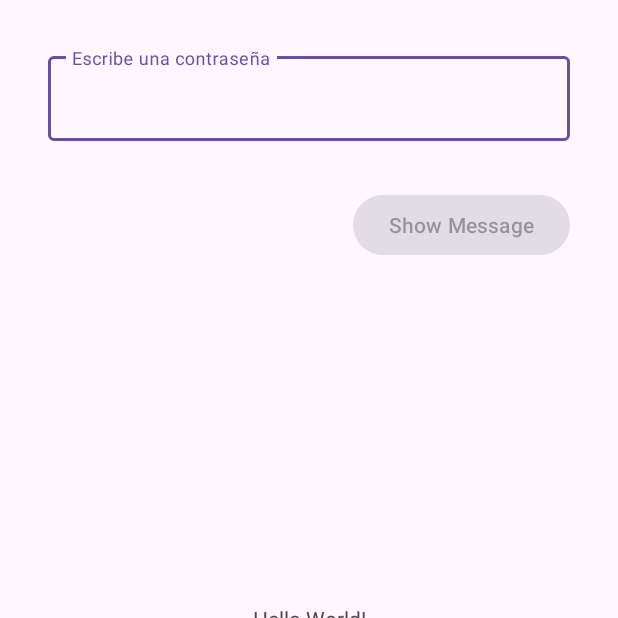
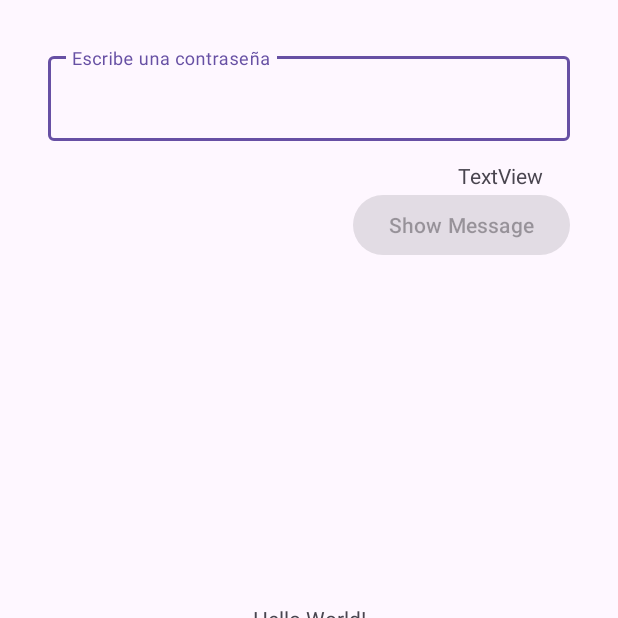
Before and after one commit to JossefaRodriguez/DesafioLogin, an Android app: the screen it shows after launch (MainActivity), on a phone screen of 412 x 824 dp, the top half of it. Run offline under Robolectric (Android 15) with nearby library versions, the phone set to English and light mode, and no system bars.

```diff
--- a/app/src/main/res/layout/activity_main.xml
+++ b/app/src/main/res/layout/activity_main.xml
@@ -29,4 +29,18 @@
         app:layout_constraintHorizontal_bias="0.85"
         app:layout_constraintStart_toStartOf="parent" />
 
+    <TextView
+        android:id="@+id/textView3"
+        android:layout_width="wrap_content"
+        android:layout_height="wrap_content"
+        android:layout_marginStart="304dp"
+        android:layout_marginTop="61dp"
+        android:layout_marginEnd="49dp"
+        android:layout_marginBottom="479dp"
+        android:text="TextView"
+        app:layout_constraintBottom_toTopOf="@+id/btnLogin"
+        app:layout_constraintEnd_toEndOf="parent"
+        app:layout_constraintStart_toStartOf="parent"
+        app:layout_constraintTop_toTopOf="parent" />
+
 </androidx.constraintlayout.widget.ConstraintLayout>
```
